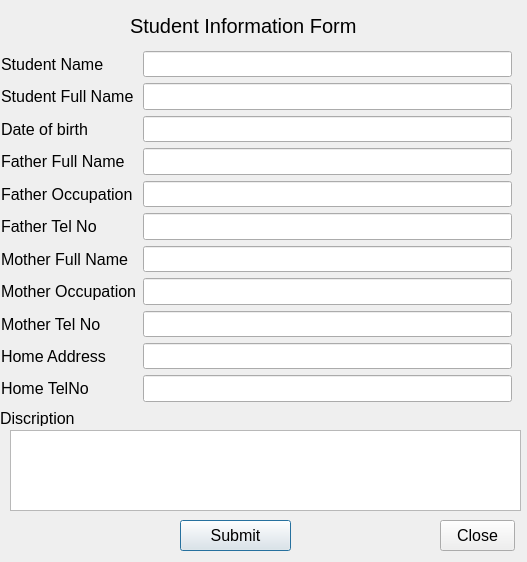
Qt form addstudentinfromation.ui (dkithmal/BinduProjectTeacher) before a commit.
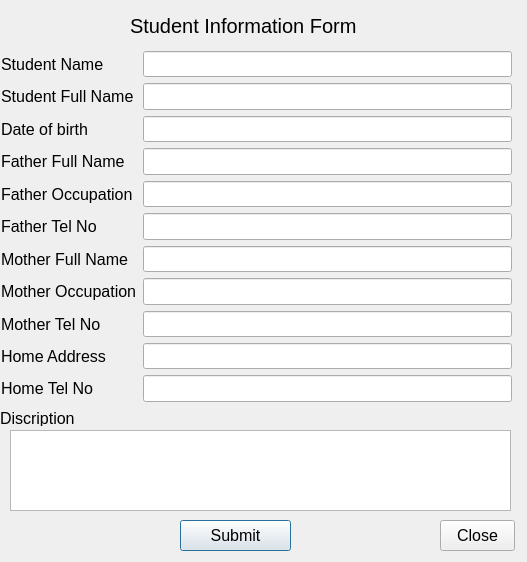
The same form after that commit.

Patch:
```diff
--- a/addstudentinfromation.ui
+++ b/addstudentinfromation.ui
@@ -54,7 +54,7 @@
     <rect>
      <x>10</x>
      <y>430</y>
-     <width>511</width>
+     <width>501</width>
      <height>81</height>
     </rect>
    </property>
@@ -85,7 +85,7 @@
     <string>Close</string>
    </property>
   </widget>
-  <widget class="QWidget" name="">
+  <widget class="QWidget" name="layoutWidget">
    <property name="geometry">
     <rect>
      <x>1</x>
@@ -202,7 +202,7 @@
     <item row="10" column="0">
      <widget class="QLabel" name="label_10">
       <property name="text">
-       <string>Home TelNo</string>
+       <string>Home Tel No</string>
       </property>
      </widget>
     </item>
```
Left out of the diff: 19 changed lines with no effect on the pictures.
